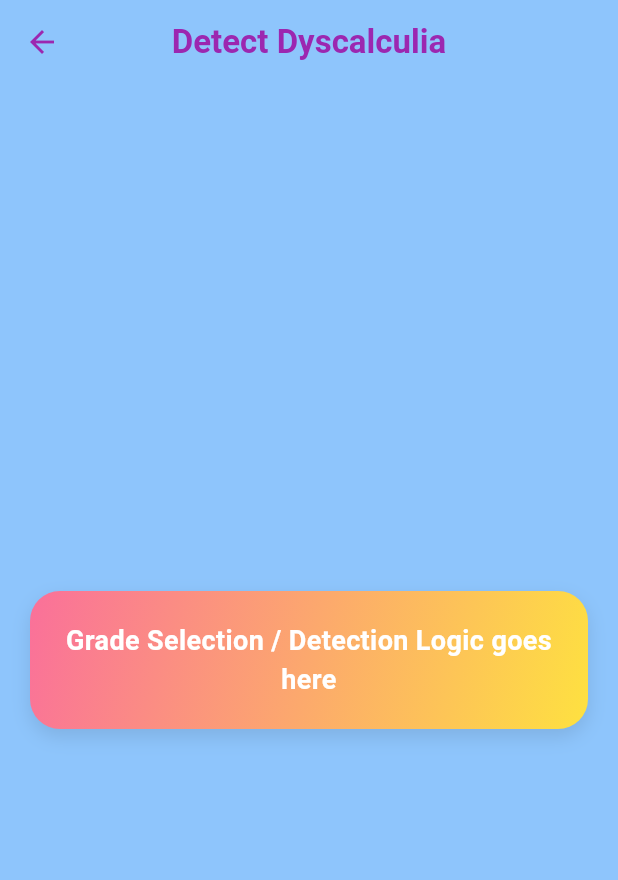
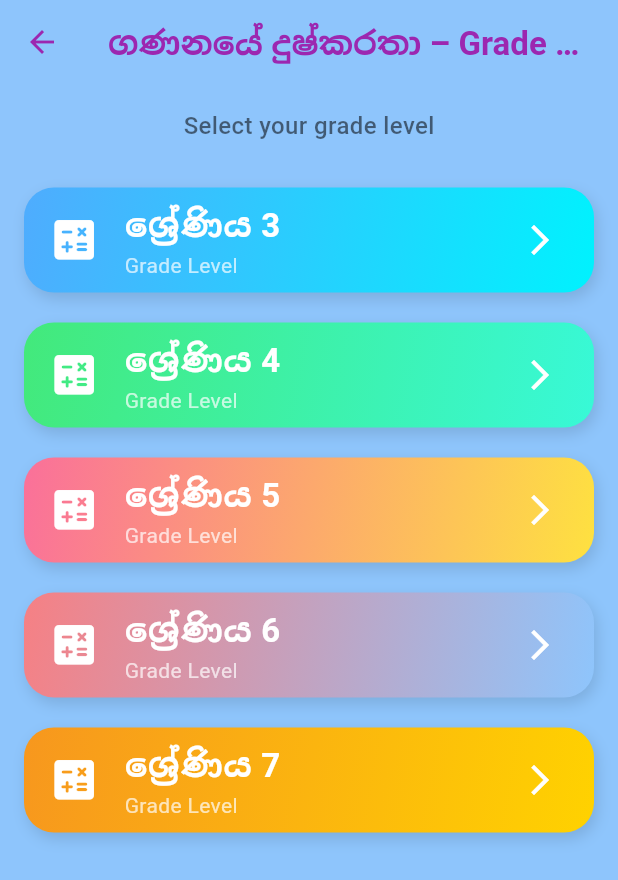
Before and after one commit to anupamamaheepala/RP_Frontend, a Flutter app: the DyscalGradePage screen opened directly, on a phone screen of 412 x 824 dp. Shown: the top 880 px of the screen. Run offline on Flutter 3.47's test engine with Material 3 defaults, Android fonts, the phone set to English and light mode, and no system bars; missing offline and left inert: record.

Commit message:
update dyscal pages

```diff
--- a/lib/pages/Dyscalculia/dyscal_grade.dart
+++ b/lib/pages/Dyscalculia/dyscal_grade.dart
@@ -1,13 +1,61 @@
 import 'package:flutter/material.dart';
-import '/theme.dart'; // Ensure theme.dart is accessible
+import 'dyscal_g03.dart';
+import 'dyscal_g04.dart';
+import 'dyscal_g05.dart';
+import 'dyscal_g06.dart';
+import 'dyscal_g07.dart';
 
 class DyscalGradePage extends StatelessWidget {
   const DyscalGradePage({super.key});
 
+  // Beautiful gradient card builder
+  Widget _buildGradeCard({
+    required int grade,
+    required List<Color> colors,
+    required BuildContext context,
+    required VoidCallback onTap,
+  }) {
+    return Container(
+      margin: const EdgeInsets.symmetric(vertical: 10),
+      decoration: BoxDecoration(
+        gradient: LinearGradient(
+          colors: colors,
+          begin: Alignment.topLeft,
+          end: Alignment.bottomRight,
+        ),
+        borderRadius: BorderRadius.circular(20),
+        boxShadow: [
+          BoxShadow(
+            color: Colors.black.withOpacity(0.12),
+            blurRadius: 8,
+            offset: const Offset(2, 4),
+          ),
+        ],
+      ),
+      child: ListTile(
+        leading: const Icon(Icons.calculate_rounded, color: Colors.white, size: 35),
+        title: Text(
+          "ශ්‍රේණිය $grade",
+          style: const TextStyle(
+            fontSize: 22,
+            fontWeight: FontWeight.bold,
+            color: Colors.white,
+          ),
+        ),
+        subtitle: const Text(
+          "Grade Level",
+          style: TextStyle(color: Colors.white70),
+        ),
+        trailing: const Icon(Icons.arrow_forward_ios, color: Colors.white),
+        onTap: onTap,
+      ),
+    );
+  }
+
   @override
   Widget build(BuildContext context) {
     return Scaffold(
-      backgroundColor: const Color(0xFF8EC5FC), // Matches home background
+      backgroundColor: const Color(0xFF8EC5FC), // Same background as Home/Dyslexia pages
       appBar: AppBar(
         backgroundColor: Colors.transparent,
         elevation: 0,
@@ -16,34 +64,93 @@ class DyscalGradePage extends StatelessWidget {
           onPressed: () => Navigator.pop(context),
         ),
         title: const Text(
-          'Detect Dyscalculia',
+          'ගණනයේ දුෂ්කරතා – Grade Selection',
           style: TextStyle(color: Colors.purple, fontWeight: FontWeight.bold),
         ),
         centerTitle: true,
       ),
-      body: Center(
-        child: Container(
-          padding: const EdgeInsets.all(20),
-          margin: const EdgeInsets.symmetric(horizontal: 20),
-          decoration: BoxDecoration(
-            gradient: AppGradients.mathDetect, // Pink/Yellow Gradient
-            borderRadius: BorderRadius.circular(20),
-            boxShadow: [
-              BoxShadow(
-                color: Colors.black.withOpacity(0.1),
-                blurRadius: 10,
-                offset: const Offset(0, 5),
+
+      body: Padding(
+        padding: const EdgeInsets.all(16.0),
+        child: SingleChildScrollView(
+          child: Column(
+            children: [
+              const Text(
+                "Select your grade level",
+                style: TextStyle(
+                  fontSize: 16,
+                  color: Colors.black54,
+                  fontWeight: FontWeight.w500,
+                ),
+              ),
+
+              const SizedBox(height: 20),
+
+              // Grade 3
+              _buildGradeCard(
+                grade: 3,
+                colors: [const Color(0xFF4facfe), const Color(0xFF00f2fe)],
+                context: context,
+                onTap: () {
+                  Navigator.push(
+                    context,
+                    MaterialPageRoute(builder: (_) => const DyscalG03Page()),
+                  );
+                },
+              ),
+
+              // Grade 4
+              _buildGradeCard(
+                grade: 4,
+                colors: [const Color(0xFF43e97b), const Color(0xFF38f9d7)],
+                context: context,
+                onTap: () {
+                  Navigator.push(
+                    context,
+                    MaterialPageRoute(builder: (_) => const DyscalG04Page()),
+                  );
+                },
+              ),
+
+              // Grade 5
+              _buildGradeCard(
+                grade: 5,
+                colors: [const Color(0xFFfa709a), const Color(0xFFfee140)],
+                context: context,
+                onTap: () {
+                  Navigator.push(
+                    context,
+                    MaterialPageRoute(builder: (_) => const DyscalG05Page()),
+                  );
+                },
+              ),
+
+              // Grade 6
+              _buildGradeCard(
+                grade: 6,
+                colors: [const Color(0xFFF68084), const Color(0xFF8EC5FC)],
+                context: context,
+                onTap: () {
+                  Navigator.push(
+                    context,
+                    MaterialPageRoute(builder: (_) => const DyscalG06Page()),
+                  );
+                },
+              ),
+
+              // Grade 7
+              _buildGradeCard(
+                grade: 7,
+                colors: [const Color(0xFFf7971e), const Color(0xFFffd200)],
+                context: context,
+                onTap: () {
+                  Navigator.push(
+                    context,
+                    MaterialPageRoute(builder: (_) => const DyscalG07Page()),
+                  );
+                },
               ),
             ],
-          ),
-          child: const Text(
-            'Grade Selection / Detection Logic goes here',
-            textAlign: TextAlign.center,
-            style: TextStyle(
-              fontSize: 18,
-              fontWeight: FontWeight.bold,
-              color: Colors.white,
-            ),
           ),
         ),
       ),
```
Also changed, not shown: lib/pages/Dyscalculia/dyscal_g03.dart (added, +31 -0 lines), lib/pages/Dyscalculia/dyscal_g04.dart (added, +31 -0 lines), lib/pages/Dyscalculia/dyscal_g05.dart (added, +31 -0 lines), lib/pages/Dyscalculia/dyscal_g06.dart (added, +31 -0 lines), lib/pages/Dyscalculia/dyscal_g07.dart (added, +31 -0 lines), lib/pages/Dyscalculia/task_result.dart (added).
